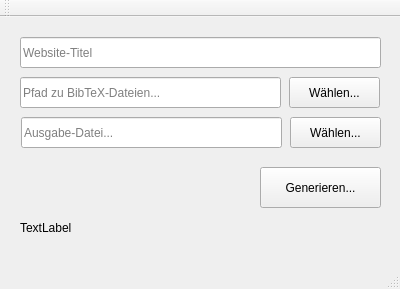
The window that src/gui/mainwindow.ui (nullptrT/bibtex2website) describes before a commit, drawn with Qt 5.
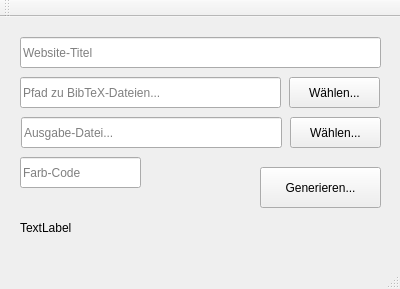
The same window after the commit.

Commit message: Be able to change the color code

Diff of the .ui file:
```diff
--- a/src/gui/mainwindow.ui
+++ b/src/gui/mainwindow.ui
@@ -108,6 +108,22 @@
      <set>Qt::AlignLeading|Qt::AlignLeft|Qt::AlignVCenter</set>
     </property>
    </widget>
+   <widget class="QLineEdit" name="color_code">
+    <property name="geometry">
+     <rect>
+      <x>20</x>
+      <y>140</y>
+      <width>121</width>
+      <height>31</height>
+     </rect>
+    </property>
+    <property name="toolTip">
+     <string>Ein 6-stelliger Farbcode wie #649600. Wenn nicht festgelegt, wird ein automatischer gewählt.</string>
+    </property>
+    <property name="placeholderText">
+     <string>Farb-Code</string>
+    </property>
+   </widget>
   </widget>
   <widget class="QMenuBar" name="menuBar">
    <property name="geometry">
```
The commit also changes 5 other files.
